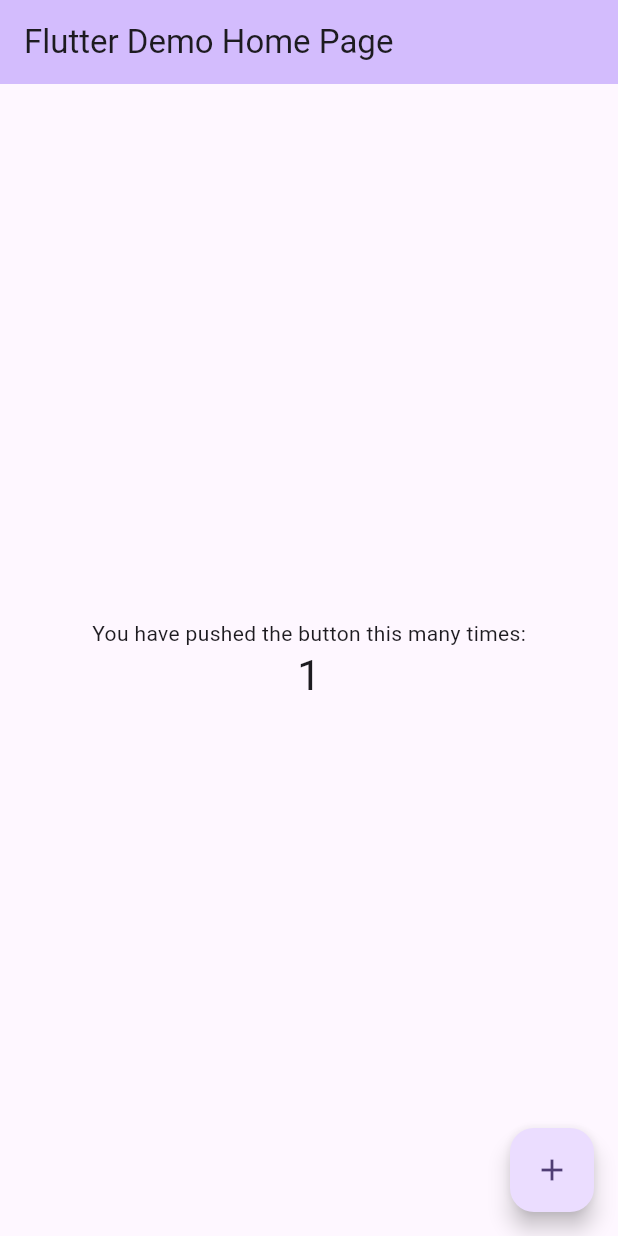
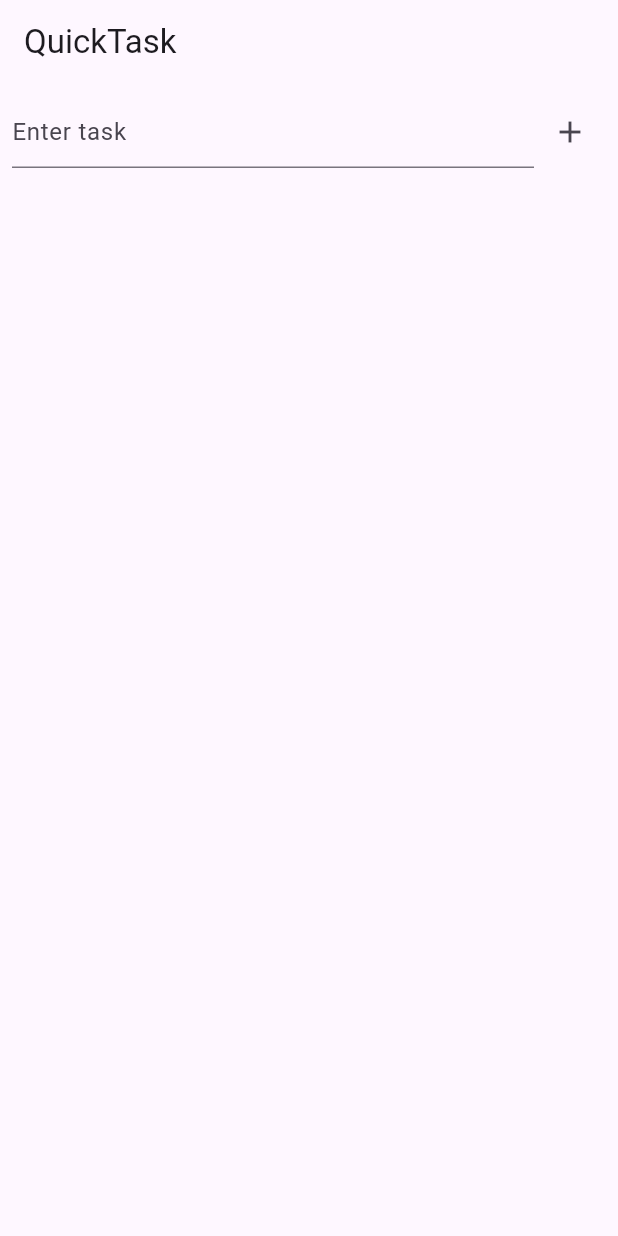
Before and after one commit to dsnum1/MossStone, a Flutter app: the screen it shows after launch, after a tap on the "add" icon, on a phone screen of 412 x 824 dp. Run offline on Flutter 3.47's test engine with Material 3 defaults, Android fonts, the phone set to English and light mode, and no system bars; our stand-ins replace drift, drift_flutter; accounts and stored records are empty; generated files the repository leaves out were written again.

Commit message:
basic solution

```diff
--- /dev/null
+++ b/lib/data/local_database.dart
@@ -0,0 +1,45 @@
+import 'package:drift/drift.dart'; // core drift library. Defines Table and sql constructs like select, insert, delete. Stream
+import 'package:drift_flutter/drift_flutter.dart'; // Flutter specific support for Drift. Native Database.
+import 'package:drift/native.dart';
+import 'package:path_provider/path_provider.dart'; // Gives path to where to save the .sqlite file
+import 'dart:io'; // // To create database file
+import 'package:path/path.dart' as p; // library to join opaths safely across platforms.
+
+
+part 'local_database.g.dart'; // This line instructs that I am going to generate code for this file using Drift's code generator. When build_runner is run, local_database.g.dart will be generated in memory. local_database.g.dart will contain _$LocalDatabase, Task, etc.
+
+
+class Tasks extends Table {
+  IntColumn get id => integer().autoIncrement()(); // integer field. Every task gets a unique ID
+  TextColumn get name => text()(); // text file. Name of every task
+} // By creating this table in my dart code, Drift will turn this into sql table definition that will look as follows:
+/*
+CREATE TABLE tasks(
+  id INTEGER PRIMARY KEY AUTOINCREMENT,
+  name TEXT
+);
+*/
+
+
+/*
+The decorator @DriftDatabase will trigger code generation into the local_database.g.dart where $LocalDatabase is the generated class.
+*/
+
+@DriftDatabase(tables: [Tasks]) // This is the database. The database can have many tables in it. But this todo will have only 1 table. Local Database also manages all Drift Operations like addTask and watchAllTasks.
+class LocalDatabase extends _$LocalDatabase {
+  LocalDatabase() : super(_openConnection()); // Create SQ Lite file and links to it.
+
+  @override
+  int get schemaVersion => 1; // Every database has a schema version. Right now it is 1. But later as the schema is upgraded, this should change.
+  Future<int> addTask(String name) => into(tasks).insert(TasksCompanion(name: Value(name))); // method to insert a task into the table and return the created ID
+  Stream<List<Task>> watchAllTasks() => select(tasks).watch(); // This function returns a reactive stream of all tasks. Anytime something changes into the tasks, This stream will emit a new list. I need to use it with StreamBuilder to update the UI in real time.
+
+ }
+
+LazyDatabase _openConnection() { // Lazy connection means that it will not open until needed
+    return LazyDatabase(() async{
+	final dir = await getApplicationDocumentsDirectory();  // gets the root directory where the databse can be saved permanently
+	final file = File(p.join(dir.path, 'db.sqlite')); // joins paths like os.path.join() in python
+	return NativeDatabase(file); // Native databse is needed to persist data on device's storage. NativeDatabase will create a SQLLite database at the location.
+    });
+}
--- a/lib/main.dart
+++ b/lib/main.dart
@@ -1,8 +1,95 @@
 import 'package:flutter/material.dart';
+import 'data/local_database.dart';
+
 
 void main() {
-  runApp(const MyApp());
+  runApp(const QuickTaskApp());
 }
+
+class QuickTaskApp extends StatelessWidget{
+  const QuickTaskApp({super.key});
+
+  @override
+  Widget build(BuildContext context){
+	return MaterialApp(
+	  title: "ToDo List",
+	  home: TaskPage(),
+	);
+  }
+}
+
+
+
+class TaskPage extends StatefulWidget {
+  @override
+  State<TaskPage> createState() => _TaskPageState();
+}
+
+
+class _TaskPageState extends State<TaskPage>{
+  final db = LocalDatabase();
+  final controller = TextEditingController();
+
+  @override
+  void displose(){
+    controller.dispose();
+    db.close();
+    super.dispose();
+  }
+
+
+  @override
+  Widget build(BuildContext context) {
+    return Scaffold(
+      appBar: AppBar(title: const Text('QuickTask')),
+      body: Column(
+        children: [
+          Padding(
+            padding: const EdgeInsets.all(8),
+            child: Row(
+              children: [
+                Expanded(
+                  child: TextField(
+                    controller: controller,
+                    decoration: const InputDecoration(hintText: 'Enter task'),
+                  ),
+                ),
+                IconButton(
+                  icon: const Icon(Icons.add),
+                  onPressed: () {
+                    final text = controller.text.trim();
+                    if (text.isNotEmpty) {
+                      db.addTask(text);
+                      controller.clear();
+                    }
+                  },
+                )
+              ],
+            ),
+          ),
+          Expanded(
+            child: StreamBuilder<List<Task>>(
+              stream: db.watchAllTasks(),
+              builder: (context, snapshot) {
+                final tasks = snapshot.data ?? [];
+                return ListView.builder(
+                  itemCount: tasks.length,
+                  itemBuilder: (_, index) {
+                    final task = tasks[index];
+                    return ListTile(
+                      title: Text(task.name),
+                    );
+                  },
+                );
+              },
+            ),
+          )
+        ],
+      ),
+    );
+  }
+}
+
 
 class MyApp extends StatelessWidget {
   const MyApp({super.key});
```
Also changed, not shown: lib/data/local_database.g.dart (added).
